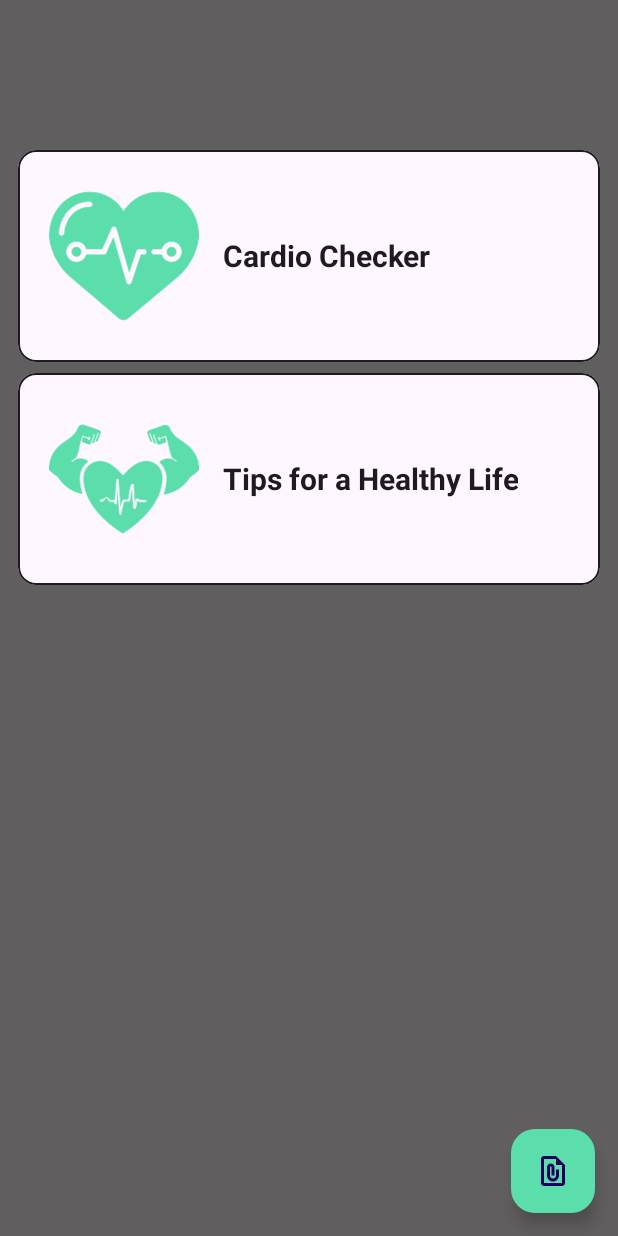
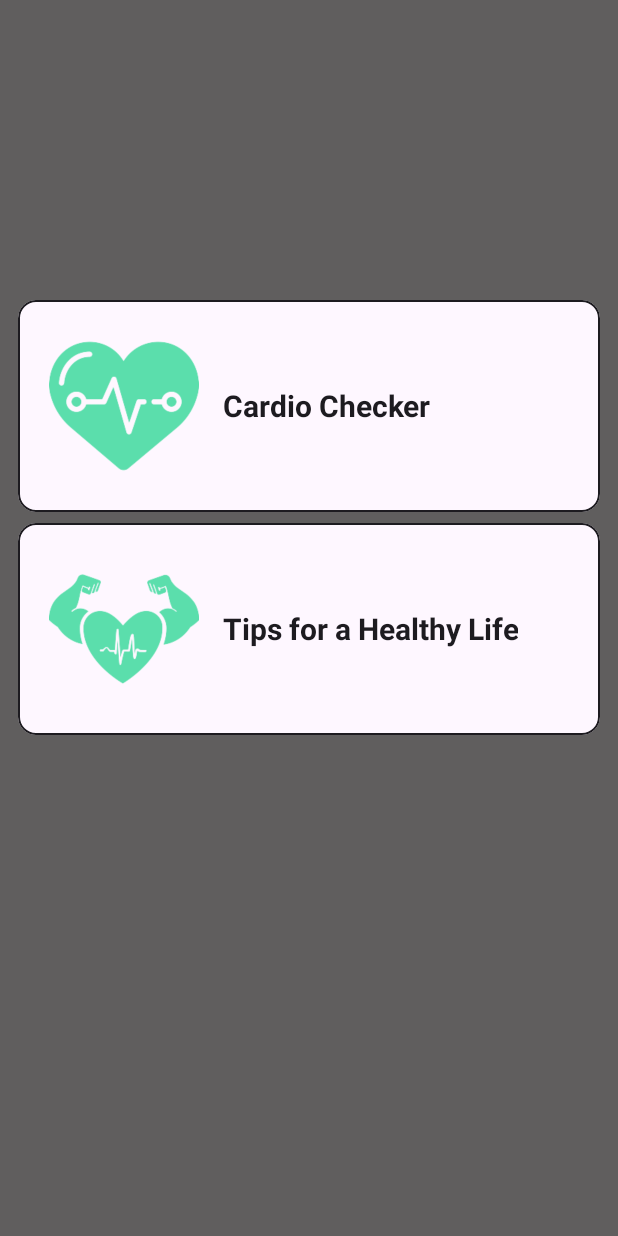
Before and after one commit to Kunal-3004/Heart, an Android app: the screen it shows after launch (HomeActivity), on a phone screen of 412 x 824 dp. Run offline under Robolectric (Android 15) with nearby library versions, the phone set to English and light mode, and no system bars; Roboto replaces fonts that are not available here.

Commit message:
Third commit

```diff
--- a/app/build.gradle.kts
+++ b/app/build.gradle.kts
@@ -51,7 +51,6 @@ dependencies {
 
     implementation (libs.retrofit)
     implementation (libs.converter.gson)
-    implementation(libs.bartekszczepanik)
 
     implementation (libs.androidxMultidex)
 
--- a/app/src/main/res/layout/activity_home.xml
+++ b/app/src/main/res/layout/activity_home.xml
@@ -13,7 +13,7 @@
         android:layout_width="match_parent"
         android:layout_height="wrap_content"
         android:layout_marginHorizontal="12dp"
-        android:layout_marginVertical="100dp"
+        android:layout_marginVertical="200dp"
         app:layout_constraintEnd_toEndOf="parent"
         app:layout_constraintStart_toStartOf="parent"
         app:layout_constraintTop_toTopOf="parent">
@@ -121,15 +121,4 @@
         </com.google.android.material.card.MaterialCardView>
     </RelativeLayout>
 
-    <com.google.android.material.floatingactionbutton.FloatingActionButton
-        android:id="@+id/about"
-        android:layout_width="wrap_content"
-        android:layout_height="wrap_content"
-        android:layout_margin="15dp"
-        android:backgroundTint="#5BDEAC"
-        android:src="@drawable/ic_file"
-        app:layout_constraintBottom_toBottomOf="parent"
-        app:layout_constraintEnd_toEndOf="parent"
-        app:rippleColor="#4CAF50" />
-
 </androidx.constraintlayout.widget.ConstraintLayout>
--- a/gradle/libs.versions.toml
+++ b/gradle/libs.versions.toml
@@ -3,6 +3,7 @@ agp = "8.5.2"
 androidPdfViewer = "3.2.0-beta.1"
 androidPdfViewerVersion = "3.2.0"
 bartekszczepanik = "android-pdf-viewer"
+heart = "Tag"
 kotlin = "1.8.0"
 coreKtx = "1.13.1"
 junit = "4.13.2"
@@ -22,6 +23,7 @@ android-pdf-viewer-v320 = { module = "com.github.barteksc:android-pdf-viewer", v
 androidx-core-ktx = { group = "androidx.core", name = "core-ktx", version.ref = "coreKtx" }
 bartekszczepanik = { module = "com.github:BartekSzczepanik", version.ref = "bartekszczepanik" }
 converter-gson = { module = "com.squareup.retrofit2:converter-gson", version.ref = "retrofit" }
+heart = { module = "com.github.Kunal-3004:Heart", version.ref = "heart" }
 junit = { group = "junit", name = "junit", version.ref = "junit" }
 androidx-junit = { group = "androidx.test.ext", name = "junit", version.ref = "junitVersion" }
 androidx-espresso-core = { group = "androidx.test.espresso", name = "espresso-core", version.ref = "espressoCore" }
```
Also changed, not shown: app/src/main/java/com/example/heart/AboutActivity.kt (deleted, +0 -20 lines), app/src/main/res/layout/activity_about.xml (deleted, +0 -22 lines).
